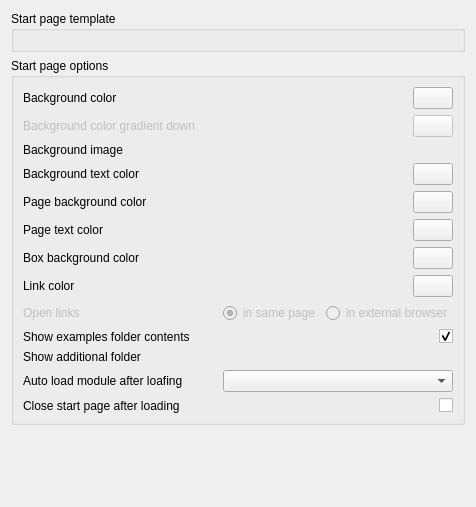
First picture: the form in src/Mod/Start/Gui/DlgStartPreferences.ui, repository berndhahnebach/All_FreeCAD, before the edit.
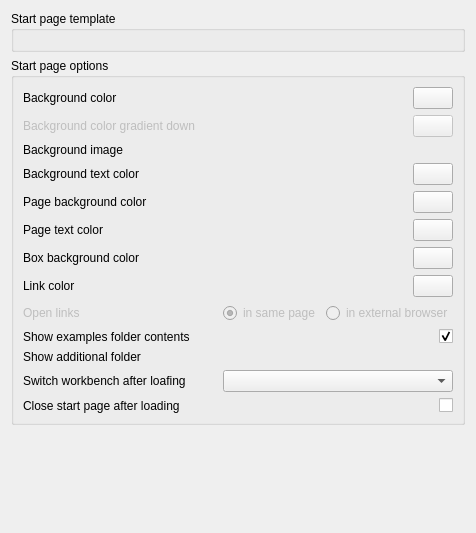
Second picture: the form after the edit. Custom widgets are drawn as their Qt base class.

Commit message: Start: Small fixes in preference page

The edit to the form file:
```diff
--- a/src/Mod/Start/Gui/DlgStartPreferences.ui
+++ b/src/Mod/Start/Gui/DlgStartPreferences.ui
@@ -7,7 +7,7 @@
     <x>0</x>
     <y>0</y>
     <width>476</width>
-    <height>507</height>
+    <height>533</height>
    </rect>
   </property>
   <property name="windowTitle">
@@ -400,7 +400,7 @@
       <item row="12" column="0">
        <widget class="QLabel" name="autoModuleLabel">
         <property name="text">
-         <string>Auto load module after loafing</string>
+         <string>Switch workbench after loafing</string>
         </property>
        </widget>
       </item>
```
The commit also changes 1 other file.
